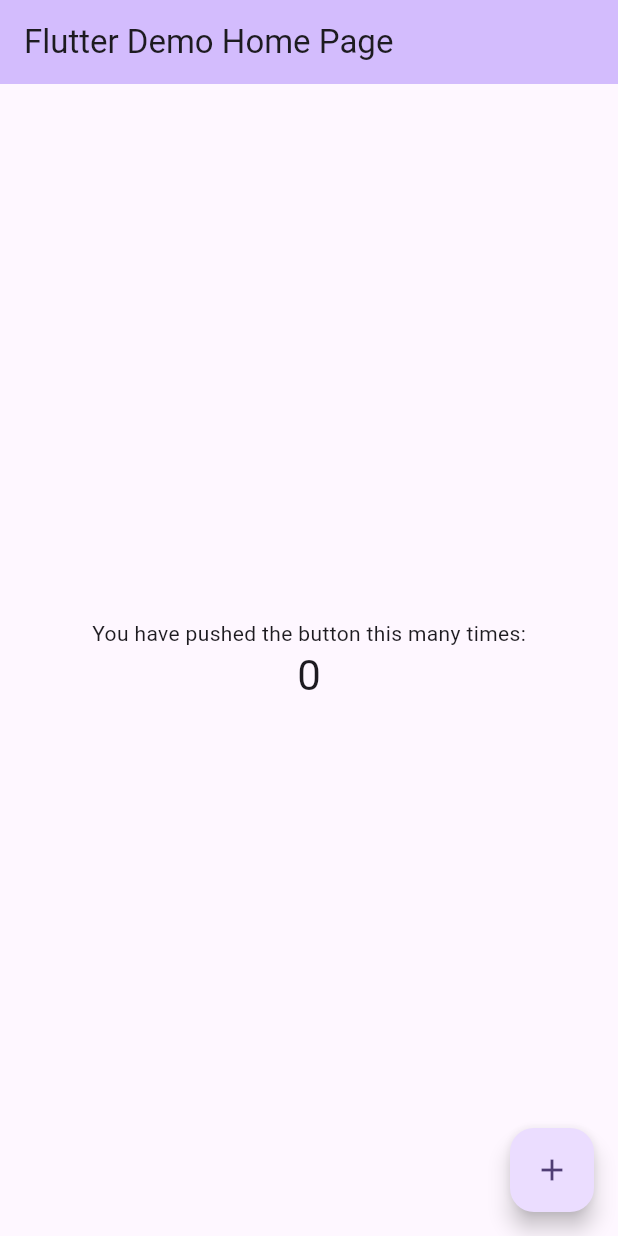
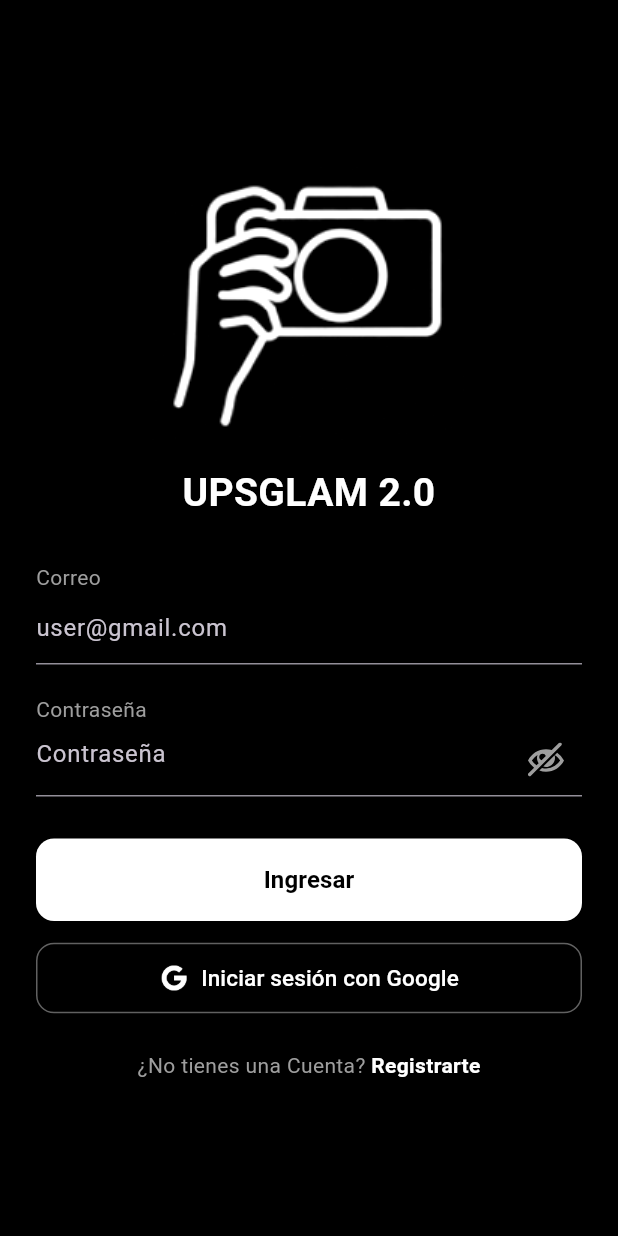
Before and after one commit to BryanAv7/upsglam-frontend, a Flutter app: the screen it shows after launch, on a phone screen of 412 x 824 dp. Run offline on Flutter 3.47's test engine with Material 3 defaults, Android fonts, the phone set to English and light mode, and no system bars; our stand-ins replace flutter_svg, google_sign_in.

Commit message:
Registros y Autenticación de Usuarios por Correo y Google

```diff
--- a/lib/main.dart
+++ b/lib/main.dart
@@ -1,4 +1,5 @@
 import 'package:flutter/material.dart';
+import 'screens/login_screen.dart';
 
 void main() {
   runApp(const MyApp());
@@ -11,112 +12,10 @@ class MyApp extends StatelessWidget {
   @override
   Widget build(BuildContext context) {
     return MaterialApp(
-      title: 'Flutter Demo',
-      theme: ThemeData(
-        // This is the theme of your application.
-        //
-        // TRY THIS: Try running your application with "flutter run". You'll see
-        // the application has a purple toolbar. Then, without quitting the app,
-        // try changing the seedColor in the colorScheme below to Colors.green
-        // and then invoke "hot reload" (save your changes or press the "hot
-        // reload" button in a Flutter-supported IDE, or press "r" if you used
-        // the command line to start the app).
-        //
-        // Notice that the counter didn't reset back to zero; the application
-        // state is not lost during the reload. To reset the state, use hot
-        // restart instead.
-        //
-        // This works for code too, not just values: Most code changes can be
-        // tested with just a hot reload.
-        colorScheme: ColorScheme.fromSeed(seedColor: Colors.deepPurple),
-      ),
-      home: const MyHomePage(title: 'Flutter Demo Home Page'),
+      title: 'UPSGlam App',
+      debugShowCheckedModeBanner: false,
+      theme: ThemeData.dark(),
+      home: const LoginScreen(),
     );
   }
 }
-
-class MyHomePage extends StatefulWidget {
-  const MyHomePage({super.key, required this.title});
-
-  // This widget is the home page of your application. It is stateful, meaning
-  // that it has a State object (defined below) that contains fields that affect
-  // how it looks.
-
-  // This class is the configuration for the state. It holds the values (in this
-  // case the title) provided by the parent (in this case the App widget) and
-  // used by the build method of the State. Fields in a Widget subclass are
-  // always marked "final".
-
-  final String title;
-
-  @override
-  State<MyHomePage> createState() => _MyHomePageState();
-}
-
-class _MyHomePageState extends State<MyHomePage> {
-  int _counter = 0;
-
-  void _incrementCounter() {
-    setState(() {
-      // This call to setState tells the Flutter framework that something has
-      // changed in this State, which causes it to rerun the build method below
-      // so that the display can reflect the updated values. If we changed
-      // _counter without calling setState(), then the build method would not be
-      // called again, and so nothing would appear to happen.
-      _counter++;
-    });
-  }
-
-  @override
-  Widget build(BuildContext context) {
-    // This method is rerun every time setState is called, for instance as done
-    // by the _incrementCounter method above.
-    //
-    // The Flutter framework has been optimized to make rerunning build methods
-    // fast, so that you can just rebuild anything that needs updating rather
-    // than having to individually change instances of widgets.
-    return Scaffold(
-      appBar: AppBar(
-        // TRY THIS: Try changing the color here to a specific color (to
-        // Colors.amber, perhaps?) and trigger a hot reload to see the AppBar
-        // change color while the other colors stay the same.
-        backgroundColor: Theme.of(context).colorScheme.inversePrimary,
-        // Here we take the value from the MyHomePage object that was created by
-        // the App.build method, and use it to set our appbar title.
-        title: Text(widget.title),
-      ),
-      body: Center(
-        // Center is a layout widget. It takes a single child and positions it
-        // in the middle of the parent.
-        child: Column(
-          // Column is also a layout widget. It takes a list of children and
-          // arranges them vertically. By default, it sizes itself to fit its
-          // children horizontally, and tries to be as tall as its parent.
-          //
-          // Column has various properties to control how it sizes itself and
-          // how it positions its children. Here we use mainAxisAlignment to
-          // center the children vertically; the main axis here is the vertical
-          // axis because Columns are vertical (the cross axis would be
-          // horizontal).
-          //
-          // TRY THIS: Invoke "debug painting" (choose the "Toggle Debug Paint"
-          // action in the IDE, or press "p" in the console), to see the
-          // wireframe for each widget.
-          mainAxisAlignment: MainAxisAlignment.center,
-          children: <Widget>[
-            const Text('You have pushed the button this many times:'),
-            Text(
-              '$_counter',
-              style: Theme.of(context).textTheme.headlineMedium,
-            ),
-          ],
-        ),
-      ),
-      floatingActionButton: FloatingActionButton(
-        onPressed: _incrementCounter,
-        tooltip: 'Increment',
-        child: const Icon(Icons.add),
-      ), // This trailing comma makes auto-formatting nicer for build methods.
-    );
-  }
-}
--- /dev/null
+++ b/lib/screens/login_screen.dart
@@ -0,0 +1,196 @@
+import 'package:flutter/material.dart';
+import 'package:flutter_svg/flutter_svg.dart';
+import '../services/auth_service.dart';
+import 'home_screen.dart';
+import 'register_screen.dart';
+
+class LoginScreen extends StatefulWidget {
+  const LoginScreen({super.key});
+
+  @override
+  State<LoginScreen> createState() => _LoginScreenState();
+}
+
+class _LoginScreenState extends State<LoginScreen> {
+  final TextEditingController emailCtrl = TextEditingController();
+  final TextEditingController passCtrl = TextEditingController();
+  bool _obscurePassword = true;
+  bool _loading = false;
+
+  Future<void> _login() async {
+    final email = emailCtrl.text.trim();
+    final pass = passCtrl.text.trim();
+
+    if (email.isEmpty || pass.isEmpty) {
+      ScaffoldMessenger.of(context).showSnackBar(
+        const SnackBar(content: Text("Completa todos los campos"), backgroundColor: Colors.red),
+      );
+      return;
+    }
+
+    setState(() => _loading = true);
+
+    try {
+      final username = await AuthService.login(email, pass);
+      Navigator.pushReplacement(
+        context,
+        MaterialPageRoute(builder: (_) => HomeScreen(username: username)),
+      );
+    } catch (e) {
+      ScaffoldMessenger.of(context).showSnackBar(
+        SnackBar(content: Text(e.toString()), backgroundColor: Colors.red),
+      );
+    } finally {
+      setState(() => _loading = false);
+    }
+  }
+
+  Future<void> _loginWithGoogle() async {
+    setState(() => _loading = true);
+    try {
+      final displayName = await AuthService.loginWithGoogle(context);
+      if (displayName != null) {
+        // Mostrar mensaje de bienvenida
+        ScaffoldMessenger.of(context).showSnackBar(
+          SnackBar(
+            content: Text("¡Bienvenido, $displayName!"),
+            backgroundColor: Colors.green,
+          ),
+        );
+
+        // Redirigir al HomeScreen
+        Navigator.pushReplacement(
+          context,
+          MaterialPageRoute(builder: (_) => HomeScreen(username: displayName)),
+        );
+      }
+    } catch (e) {
+      // El error ya se maneja dentro de AuthService
+    } finally {
+      setState(() => _loading = false);
+    }
+  }
+
+  @override
+  Widget build(BuildContext context) {
+    return Scaffold(
+      backgroundColor: Colors.black,
+      body: SafeArea(
+        child: LayoutBuilder(
+          builder: (context, constraints) {
+            return SingleChildScrollView(
+              child: ConstrainedBox(
+                constraints: BoxConstraints(minHeight: constraints.maxHeight),
+                child: Padding(
+                  padding: const EdgeInsets.symmetric(horizontal: 24.0, vertical: 20),
+                  child: Column(
+                    mainAxisAlignment: MainAxisAlignment.center,
+                    crossAxisAlignment: CrossAxisAlignment.stretch,
+                    children: [
+                      const SizedBox(height: 20),
+                      Image.asset(
+                        'assets/images/logo2f.png',
+                        height: 200,
+                        width: 200,
+                        color: Colors.white,
+                      ),
+                      const SizedBox(height: 6),
+                      const Text(
+                        'UPSGLAM 2.0',
+                        textAlign: TextAlign.center,
+                        style: TextStyle(
+                          fontSize: 26,
+                          fontWeight: FontWeight.bold,
+                          color: Colors.white,
+                        ),
+                      ),
+                      const SizedBox(height: 28),
+                      const Text('Correo', style: TextStyle(fontSize: 14, color: Colors.grey)),
+                      TextField(
+                        controller: emailCtrl,
+                        style: const TextStyle(color: Colors.white),
+                        decoration: const InputDecoration(
+                          hintText: 'user@gmail.com',
+                        ),
+                      ),
+                      const SizedBox(height: 20),
+                      const Text('Contraseña', style: TextStyle(fontSize: 14, color: Colors.grey)),
+                      TextField(
+                        controller: passCtrl,
+                        obscureText: _obscurePassword,
+                        style: const TextStyle(color: Colors.white),
+                        decoration: InputDecoration(
+                          hintText: 'Contraseña',
+                          suffixIcon: IconButton(
+                            icon: SvgPicture.asset(
+                              _obscurePassword
+                                  ? 'assets/images/eye-blocked.svg'
+                                  : 'assets/images/eye-icomoon.svg',
+                              colorFilter: const ColorFilter.mode(Colors.grey, BlendMode.srcIn),
+                              width: 24,
+                              height: 24,
+                            ),
+                            onPressed: () {
+                              setState(() {
+                                _obscurePassword = !_obscurePassword;
+                              });
+                            },
+                          ),
+                        ),
+                      ),
+                      const SizedBox(height: 28),
+                      ElevatedButton(
+                        onPressed: _loading ? null : _login,
+                        style: ElevatedButton.styleFrom(
+                          backgroundColor: Colors.white,
+                          foregroundColor: Colors.black,
+                          padding: const EdgeInsets.symmetric(vertical: 16),
+                          shape: RoundedRectangleBorder(borderRadius: BorderRadius.circular(12)),
+                        ),
+                        child: _loading
+                            ? const CircularProgressIndicator(color: Colors.black)
+                            : const Text('Ingresar', style: TextStyle(fontSize: 16, fontWeight: FontWeight.bold)),
+                      ),
+                      const SizedBox(height: 14),
+                      OutlinedButton.icon(
+                        onPressed: _loading ? null : _loginWithGoogle,
+                        icon: Image.asset(
+                          'assets/images/logoGoogle.png',
+                          height: 20,
+                          width: 20,
+                          color: Colors.white,
+                          colorBlendMode: BlendMode.srcIn,
+                        ),
+                        label: const Text('Iniciar sesión con Google', style: TextStyle(color: Colors.white, fontSize: 15)),
+                        style: OutlinedButton.styleFrom(
+                          side: const BorderSide(color: Color(0xFF616161)),
+                          foregroundColor: Colors.white,
+                          padding: const EdgeInsets.symmetric(vertical: 13),
+                          shape: RoundedRectangleBorder(borderRadius: BorderRadius.circular(12)),
+                        ),
+                      ),
+                      const SizedBox(height: 24),
+                      Center(
+                        child: Row(
+                          mainAxisSize: MainAxisSize.min,
+                          children: [
+                            const Text("¿No tienes una Cuenta? ", style: TextStyle(color: Colors.grey, fontSize: 14)),
+                            GestureDetector(
+                              onTap: () => Navigator.push(context, MaterialPageRoute(builder: (context) => const RegisterScreen())),
+                              child: const Text('Registrarte', style: TextStyle(color: Colors.white, fontSize: 14, fontWeight: FontWeight.bold)),
+                            ),
+                          ],
+                        ),
+                      ),
+                      const SizedBox(height: 20),
+                    ],
+                  ),
+                ),
+              ),
+            );
+          },
+        ),
+      ),
+    );
+  }
+}
--- /dev/null
+++ b/lib/utils/constants.dart
@@ -0,0 +1,2 @@
+// const String baseUrl = 'http://XXX.XX.XXX.XXX:8080';  U
+const String baseUrl = 'http://XXX.XXX.XX.XXX:8080';  // Casa
```
Also changed, not shown: lib/models/user_model.dart (added, +13 -0 lines), lib/screens/home_screen.dart (added, +38 -0 lines), lib/screens/register_screen.dart (added, +205 -0 lines), lib/services/auth_service.dart (added, +78 -0 lines), lib/widgets/custom_textfield.dart (added, +28 -0 lines), pubspec.yaml (+7 -2 lines), assets/images/eye-blocked.svg (added), assets/images/eye-icomoon.svg (added), assets/images/logo2f.png (added), assets/images/logoGoogle.png (added), assets/images/logoMotors.png (added), assets/images/logoRegistrar.jpg (added), assets/images/logofinal.png (added), assets/images/photoLogin2.jpg (added), 1 more files, 4 other files.
